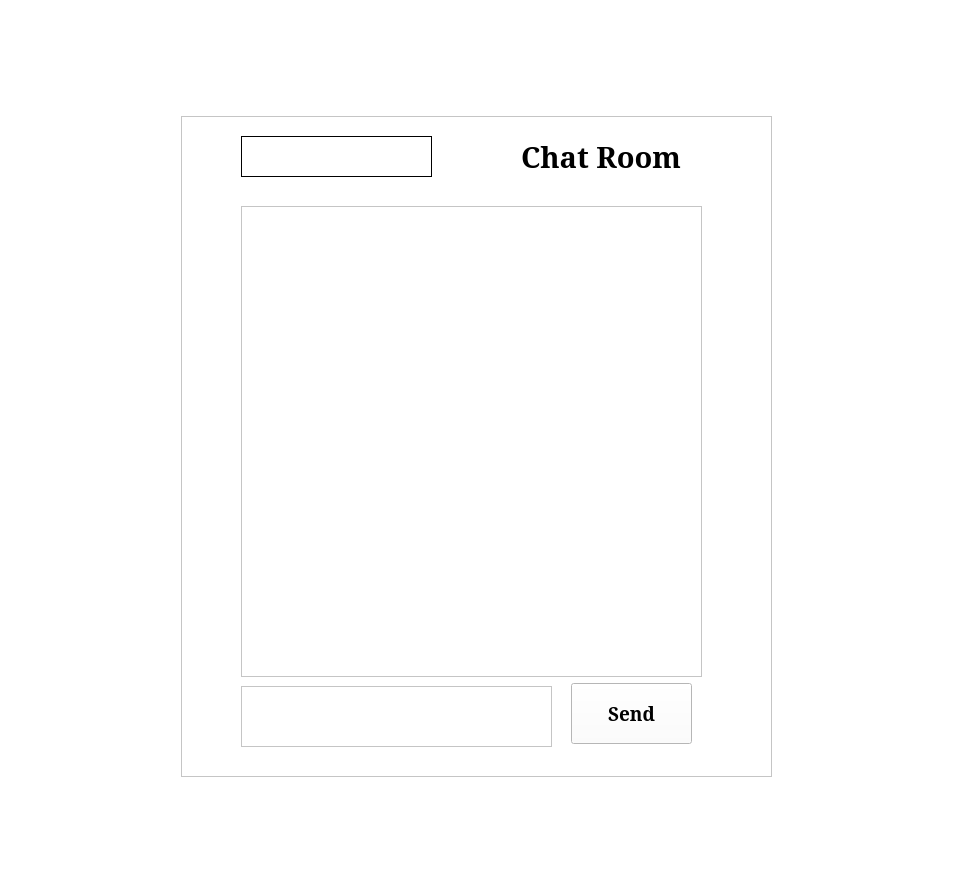
Old version of the form pynetwork/Qt Design/UI/ChatRoom.ui in the repository mennahamdy33/chatcord.
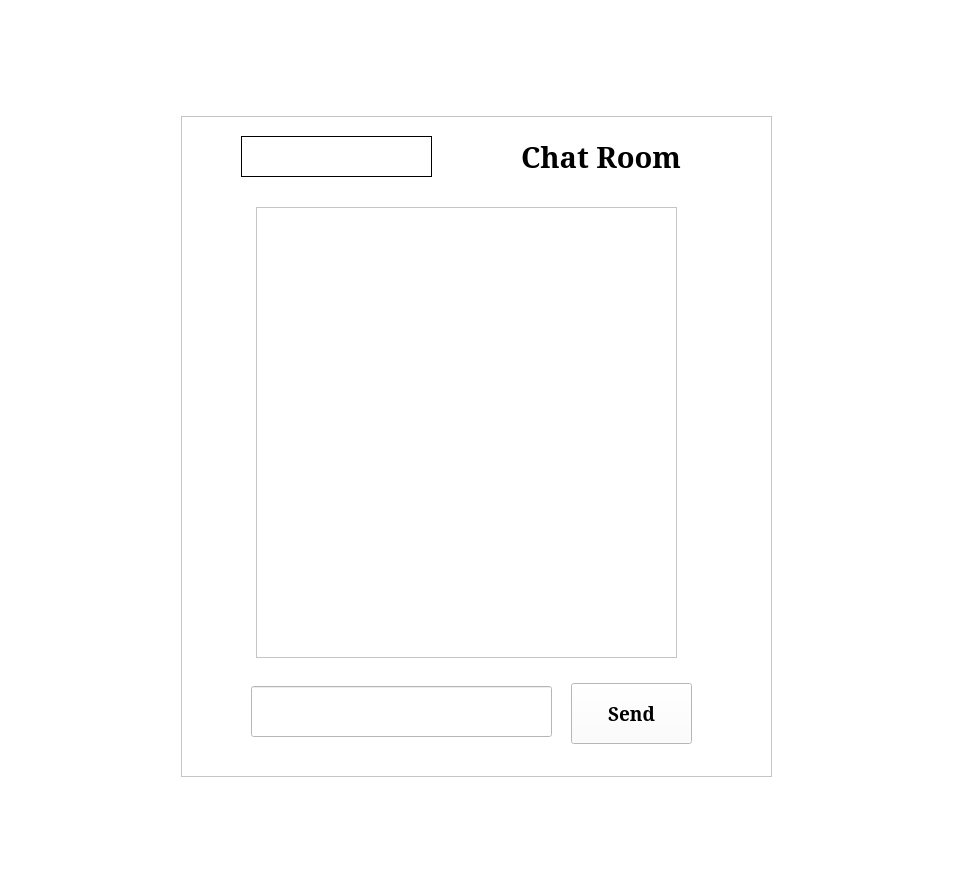
New version of the form.

```diff
--- a/pynetwork/Qt Design/UI/ChatRoom.ui
+++ b/pynetwork/Qt Design/UI/ChatRoom.ui
@@ -429,7 +429,7 @@
    <string>Form</string>
   </property>
   <layout class="QGridLayout" name="gridLayout">
-   <item row="0" column="0">
+   <item row="1" column="0">
     <widget class="QFrame" name="frame">
      <property name="minimumSize">
       <size>
@@ -465,26 +465,6 @@
        <string/>
       </property>
      </widget>
-     <widget class="QListView" name="Chat">
-      <property name="geometry">
-       <rect>
-        <x>60</x>
-        <y>90</y>
-        <width>461</width>
-        <height>471</height>
-       </rect>
-      </property>
-     </widget>
-     <widget class="QTextEdit" name="Message">
-      <property name="geometry">
-       <rect>
-        <x>60</x>
-        <y>570</y>
-        <width>311</width>
-        <height>61</height>
-       </rect>
-      </property>
-     </widget>
      <widget class="QPushButton" name="SendButton">
       <property name="geometry">
        <rect>
@@ -527,6 +507,26 @@
        <string>Chat Room</string>
       </property>
      </widget>
+     <widget class="QLineEdit" name="message">
+      <property name="geometry">
+       <rect>
+        <x>70</x>
+        <y>570</y>
+        <width>301</width>
+        <height>51</height>
+       </rect>
+      </property>
+     </widget>
+     <widget class="QListWidget" name="Chat">
+      <property name="geometry">
+       <rect>
+        <x>75</x>
+        <y>91</y>
+        <width>421</width>
+        <height>451</height>
+       </rect>
+      </property>
+     </widget>
     </widget>
    </item>
   </layout>
```
